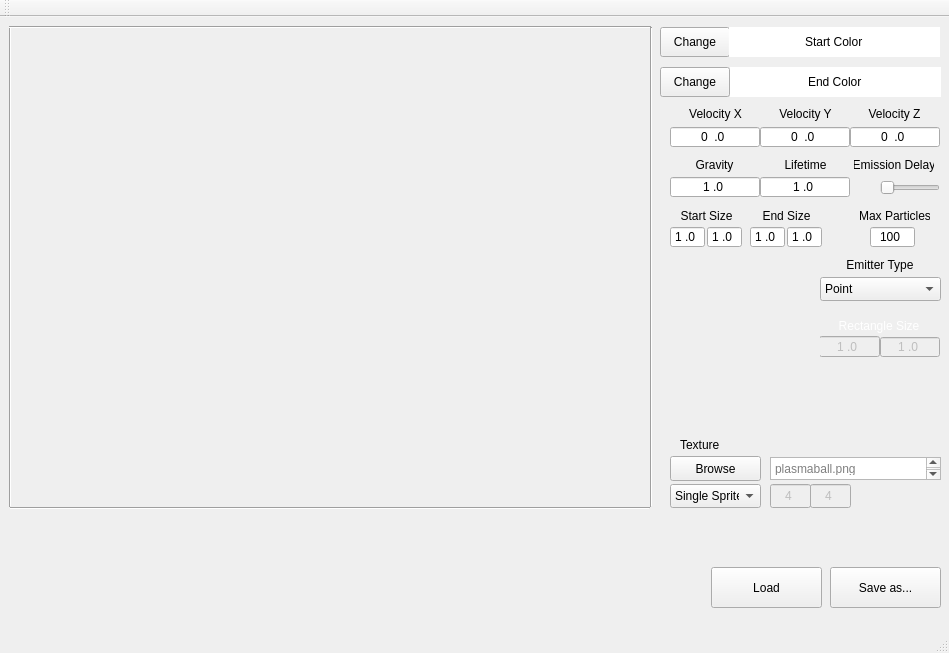
The window that TA_ParticleEditor/TA_ParticleEditor/particleeditor.ui (Stureplan/TA_ParticleEditor) describes before a commit, drawn with Qt 5.
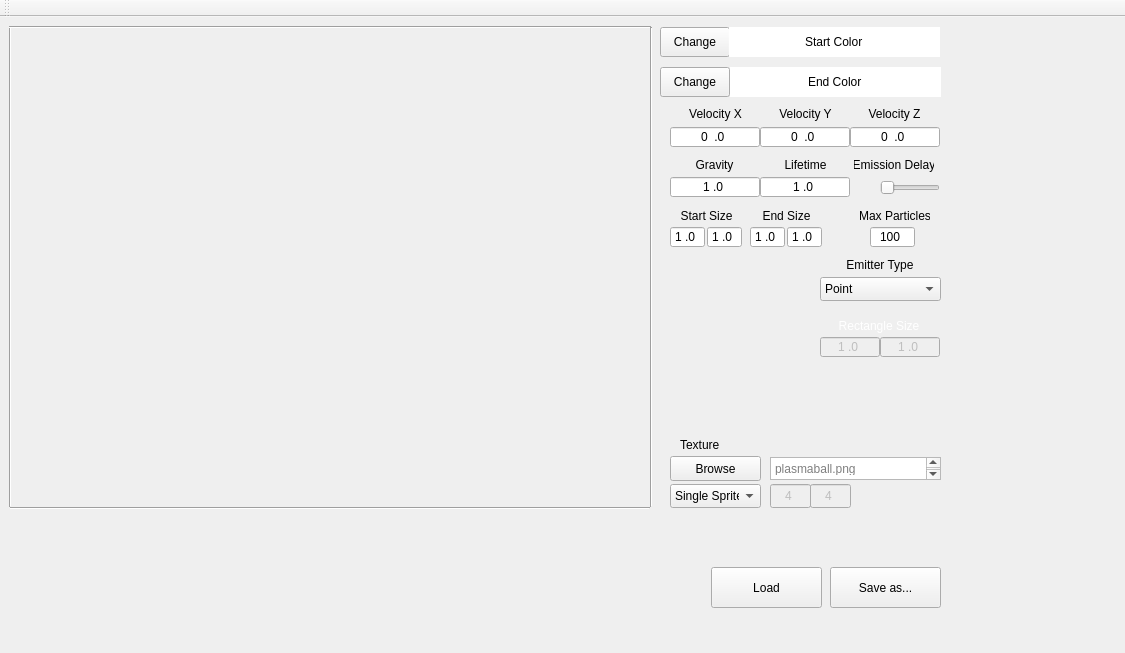
The same window after the commit. Custom widgets are drawn as their Qt base class.

Commit message: dunno man

```diff
--- a/TA_ParticleEditor/TA_ParticleEditor/particleeditor.ui
+++ b/TA_ParticleEditor/TA_ParticleEditor/particleeditor.ui
@@ -6,10 +6,16 @@
    <rect>
     <x>0</x>
     <y>0</y>
-    <width>949</width>
+    <width>1125</width>
     <height>653</height>
    </rect>
   </property>
+  <property name="sizePolicy">
+   <sizepolicy hsizetype="Fixed" vsizetype="Fixed">
+    <horstretch>0</horstretch>
+    <verstretch>0</verstretch>
+   </sizepolicy>
+  </property>
   <property name="palette">
    <palette>
     <active>
@@ -688,10 +694,10 @@
     <widget class="QLineEdit" name="rectSizeX">
      <property name="geometry">
       <rect>
-       <x>-1</x>
-       <y>19</y>
-       <width>61</width>
-       <height>21</height>
+       <x>0</x>
+       <y>20</y>
+       <width>60</width>
+       <height>20</height>
       </rect>
      </property>
      <property name="inputMask">
@@ -956,7 +962,6 @@
     <bool>false</bool>
    </attribute>
   </widget>
-  <widget class="QStatusBar" name="statusBar"/>
  </widget>
  <layoutdefault spacing="6" margin="11"/>
  <customwidgets>
```
Left out of the diff: 2 changed lines with no effect on the pictures. The commit also changes 2 other files.
